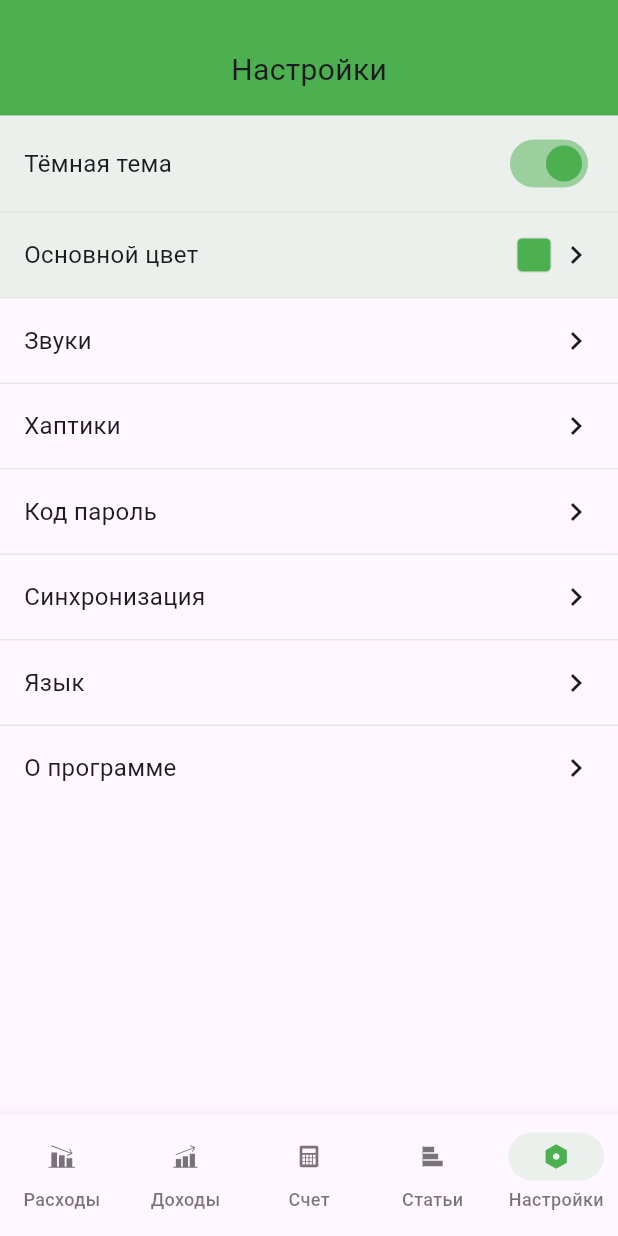
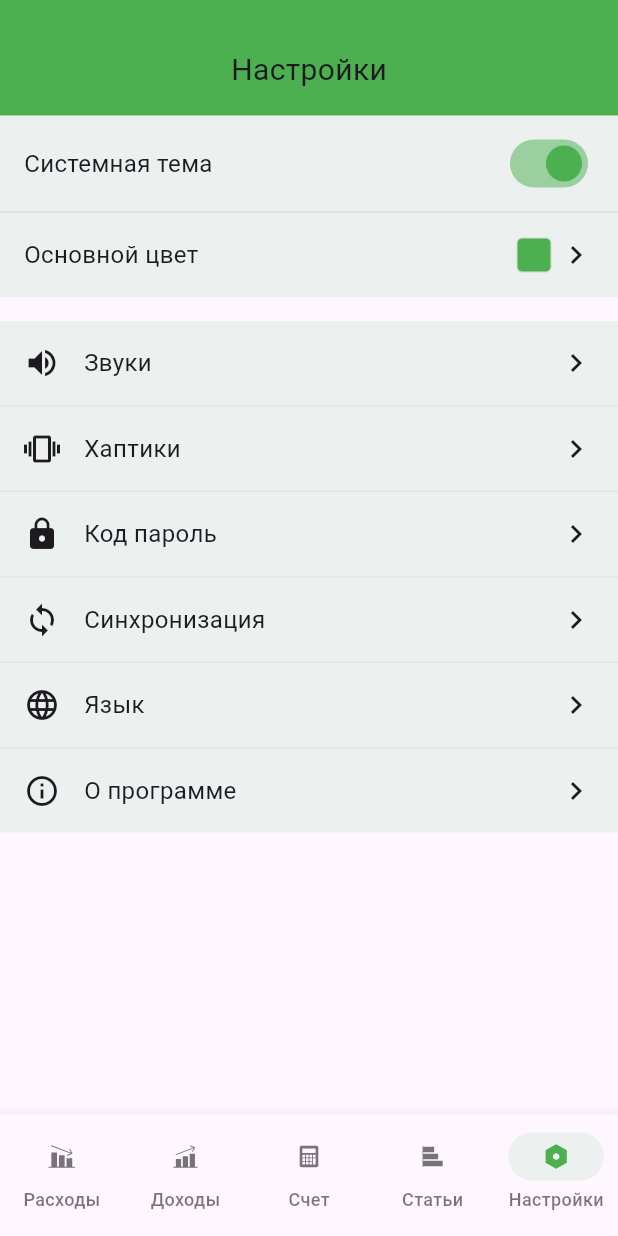
Before and after one commit to MeZeksan/finance_app_yandex_smr_2025, a Flutter app: the SettingsScreen screen opened by its route, on a phone screen of 412 x 824 dp. Run offline on Flutter 3.47's test engine with Material 3 defaults, Android fonts, the phone set to English and light mode, and no system bars; our stand-ins replace auto_route, connectivity_plus, dio, equatable, fl_chart, flutter_bloc and 7 more; accounts and stored records are empty; generated files the repository leaves out were written again; network calls fail.

Commit message:
Обновлен ThemeService для поддержки переключения между светлой и темной темами. Изменен экран настроек для добавления переключателя темной темы и обновления цветов в зависимости от выбранной темы. Исправлены стили и улучшена структура кода.

```diff
--- a/lib/core/services/theme_service.dart
+++ b/lib/core/services/theme_service.dart
@@ -4,12 +4,15 @@ import 'package:shared_preferences/shared_preferences.dart';
 class ThemeService extends ChangeNotifier {
   static const String _useSystemThemeKey = 'use_system_theme';
   static const String _primaryColorKey = 'primary_color';
+  static const String _isDarkThemeKey = 'is_dark_theme';
 
   late SharedPreferences _prefs;
   bool _useSystemTheme = true;
+  bool _isDarkTheme = false;
   Color _primaryColor = Colors.green;
 
   bool get useSystemTheme => _useSystemTheme;
+  bool get isDarkTheme => _isDarkTheme;
   Color get primaryColor => _primaryColor;
 
   Future<void> init() async {
@@ -19,6 +22,7 @@ class ThemeService extends ChangeNotifier {
 
   void _loadSettings() {
     _useSystemTheme = _prefs.getBool(_useSystemThemeKey) ?? true;
+    _isDarkTheme = _prefs.getBool(_isDarkThemeKey) ?? false;
     final colorValue = _prefs.getInt(_primaryColorKey);
     if (colorValue != null) {
       _primaryColor = Color(colorValue);
@@ -29,6 +33,12 @@ class ThemeService extends ChangeNotifier {
   Future<void> setUseSystemTheme(bool value) async {
     _useSystemTheme = value;
     await _prefs.setBool(_useSystemThemeKey, value);
+    notifyListeners();
+  }
+
+  Future<void> setDarkTheme(bool value) async {
+    _isDarkTheme = value;
+    await _prefs.setBool(_isDarkThemeKey, value);
     notifyListeners();
   }
 
@@ -72,15 +82,23 @@ class ThemeService extends ChangeNotifier {
 
   // Методы для получения цветов приложения
   Color get headerColor => _primaryColor;
-  Color get containerColor => _primaryColor.withOpacity(0.1);
-  Color get textColor => _useSystemTheme
-    ? (WidgetsBinding.instance.platformDispatcher.platformBrightness == Brightness.dark
-      ? Colors.white
-      : const Color(0xFF1D1B20))
+  Color get containerColor => _isDarkMode
+    ? _primaryColor.withValues(alpha: 0.2)
+    : _primaryColor.withValues(alpha: 0.1);
+  Color get textColor => _isDarkMode
+    ? Colors.white
     : const Color(0xFF1D1B20);
-  Color get backgroundColor => _useSystemTheme
-    ? (WidgetsBinding.instance.platformDispatcher.platformBrightness == Brightness.dark
-      ? const Color(0xFF121212)
-      : const Color(0xFFFEF7FF))
+  Color get backgroundColor => _isDarkMode
+    ? const Color(0xFF121212)
     : const Color(0xFFFEF7FF);
+
+  bool get isDarkMode => _isDarkMode;
+
+  bool get _isDarkMode {
+    if (_useSystemTheme) {
+      return WidgetsBinding.instance.platformDispatcher.platformBrightness == Brightness.dark;
+    } else {
+      return _isDarkTheme;
+    }
+  }
 }
--- a/lib/features/settings/presentation/view/settings_screen.dart
+++ b/lib/features/settings/presentation/view/settings_screen.dart
@@ -26,12 +26,12 @@ class _SettingsScreenState extends State<SettingsScreen> {
     final double statusBarHeight = MediaQuery.of(context).padding.top;
     final double topPadding = statusBarHeight + 16.0;
 
+    return ListenableBuilder(
+      listenable: _themeService,
+      builder: (context, child) {
         return Scaffold(
           backgroundColor: _themeService.backgroundColor,
-      body: ListenableBuilder(
-        listenable: _themeService,
-        builder: (context, child) {
-          return Column(
+          body: Column(
             children: [
               // Header
               Container(
@@ -55,7 +55,8 @@ class _SettingsScreenState extends State<SettingsScreen> {
               ),
 
               // Content
-              Column(
+              Expanded(
+                child: Column(
                   children: [
                     Container(
                       width: double.infinity,
@@ -65,12 +66,12 @@ class _SettingsScreenState extends State<SettingsScreen> {
                       child: Column(
                         children: [
                           Container(
-                            padding: const EdgeInsets.only(left: 16, right: 16, top:8, bottom: 8),
+                            padding: const EdgeInsets.only(left: 16, right: 16, top: 8, bottom: 8),
                             width: double.infinity,
                             child: Row(
                               children: [
                                 Text(
-                                  'Тёмная тема',
+                                  'Системная тема',
                                   style: TextStyle(
                                     color: _themeService.textColor,
                                     fontSize: 16,
@@ -87,10 +88,34 @@ class _SettingsScreenState extends State<SettingsScreen> {
                               ],
                             ),
                           ),
+                          if (!_themeService.useSystemTheme)
+                            Container(
+                              padding: const EdgeInsets.only(left: 16, right: 16, top: 8, bottom: 8),
+                              width: double.infinity,
+                              child: Row(
+                                children: [
+                                  Text(
+                                    'Тёмная тема',
+                                    style: TextStyle(
+                                      color: _themeService.textColor,
+                                      fontSize: 16,
+                                    ),
+                                  ),
+                                  const Spacer(),
+                                  Switch(
+                                    value: _themeService.isDarkTheme,
+                                    onChanged: (value) {
+                                      _themeService.setDarkTheme(value);
+                                    },
+                                    activeColor: _themeService.headerColor,
+                                  ),
+                                ],
+                              ),
+                            ),
                           Divider(
                             height: 1,
                             thickness: 1,
-                            color: Colors.grey.shade300,
+                            color: _themeService.isDarkMode ? Colors.grey.shade700 : Colors.grey.shade300,
                           ),
                           Container(
                             width: double.infinity,
@@ -113,7 +138,11 @@ class _SettingsScreenState extends State<SettingsScreen> {
                                     decoration: BoxDecoration(
                                       color: _themeService.primaryColor,
                                       borderRadius: BorderRadius.circular(4),
-                                      border: Border.all(color: Colors.grey.shade300),
+                                      border: Border.all(
+                                        color: _themeService.isDarkMode
+                                          ? Colors.grey.shade600
+                                          : Colors.grey.shade300
+                                      ),
                                     ),
                                   ),
                                 ),
@@ -130,24 +159,57 @@ class _SettingsScreenState extends State<SettingsScreen> {
                       ),
                     ),
 
-                  const Divider(height: 1, thickness: 1, color: Color(0xFFE6E6E6)),
+                    const SizedBox(height: 16),
+
+                    // Other settings
+                    Container(
+                      width: double.infinity,
+                      decoration: BoxDecoration(
+                        color: _themeService.containerColor,
+                      ),
+                      child: Column(
+                        children: [
                           _buildSettingTile('Звуки', Icons.volume_up),
-                  const Divider(height: 1, thickness: 1, color: Color(0xFFE6E6E6)),
+                          Divider(
+                            height: 1,
+                            thickness: 1,
+                            color: _themeService.isDarkMode ? Colors.grey.shade700 : const Color(0xFFE6E6E6)
+                          ),
                           _buildSettingTile('Хаптики', Icons.vibration),
-                  const Divider(height: 1, thickness: 1, color: Color(0xFFE6E6E6)),
+                          Divider(
+                            height: 1,
+                            thickness: 1,
+                            color: _themeService.isDarkMode ? Colors.grey.shade700 : const Color(0xFFE6E6E6)
+                          ),
                           _buildSettingTile('Код пароль', Icons.lock),
-                  const Divider(height: 1, thickness: 1, color: Color(0xFFE6E6E6)),
+                          Divider(
+                            height: 1,
+                            thickness: 1,
+                            color: _themeService.isDarkMode ? Colors.grey.shade700 : const Color(0xFFE6E6E6)
+                          ),
                           _buildSettingTile('Синхронизация', Icons.sync),
-                  const Divider(height: 1, thickness: 1, color: Color(0xFFE6E6E6)),
+                          Divider(
+                            height: 1,
+                            thickness: 1,
+                            color: _themeService.isDarkMode ? Colors.grey.shade700 : const Color(0xFFE6E6E6)
+                          ),
                           _buildSettingTile('Язык', Icons.language),
-                  const Divider(height: 1, thickness: 1, color: Color(0xFFE6E6E6)),
+                          Divider(
+                            height: 1,
+                            thickness: 1,
+                            color: _themeService.isDarkMode ? Colors.grey.shade700 : const Color(0xFFE6E6E6)
+                          ),
                           _buildSettingTile('О программе', Icons.info_outline),
                         ],
                       ),
+                    ),
                   ],
+                ),
+              ),
+            ],
+          ),
         );
       },
-      ),
     );
   }
 
@@ -157,7 +219,12 @@ class _SettingsScreenState extends State<SettingsScreen> {
       padding: const EdgeInsets.only(left: 16, right: 16, top: 16, bottom: 16),
       child: Row(
         children: [
-
+          Icon(
+            icon,
+            color: _themeService.textColor,
+            size: 24,
+          ),
+          const SizedBox(width: 16),
           Text(
             title,
             style: TextStyle(
@@ -183,7 +250,13 @@ class _SettingsScreenState extends State<SettingsScreen> {
         Color pickerColor = _themeService.primaryColor;
 
         return AlertDialog(
-          title: const Text('Выберите основной цвет'),
+          backgroundColor: _themeService.isDarkMode ? const Color(0xFF1E1E1E) : Colors.white,
+          title: Text(
+            'Выберите основной цвет',
+            style: TextStyle(
+              color: _themeService.textColor,
+            ),
+          ),
           content: SingleChildScrollView(
             child: ColorPicker(
               pickerColor: pickerColor,
@@ -198,20 +271,24 @@ class _SettingsScreenState extends State<SettingsScreen> {
               onPressed: () {
                 Navigator.of(context).pop();
               },
-              child: const Text('Отмена'),
+              child: Text(
+                'Отмена',
+                style: TextStyle(color: _themeService.textColor),
+              ),
             ),
             TextButton(
               onPressed: () {
                 _themeService.setPrimaryColor(pickerColor);
                 Navigator.of(context).pop();
               },
-              child: const Text('Выбрать'),
+              child: Text(
+                'Выбрать',
+                style: TextStyle(color: _themeService.primaryColor),
+              ),
             ),
           ],
         );
       },
     );
   }
-
-
 }
--- a/lib/main.dart
+++ b/lib/main.dart
@@ -47,7 +47,7 @@ class _MyAppState extends State<MyApp> {
           darkTheme: _themeService.getDarkTheme(),
           themeMode: _themeService.useSystemTheme
             ? ThemeMode.system
-            : ThemeMode.light,
+            : (_themeService.isDarkTheme ? ThemeMode.dark : ThemeMode.light),
           routerConfig: appRouter.config(),
           localizationsDelegates: const [
             GlobalMaterialLocalizations.delegate,
```
Lines whose indentation alone changed are shown as unchanged.
